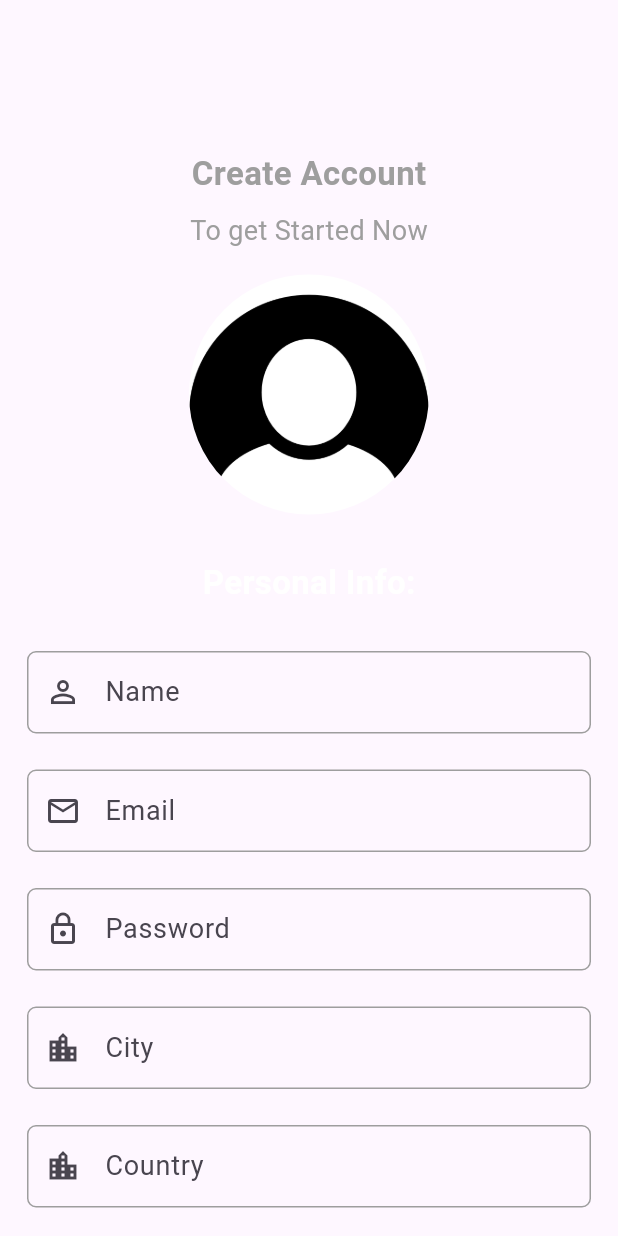
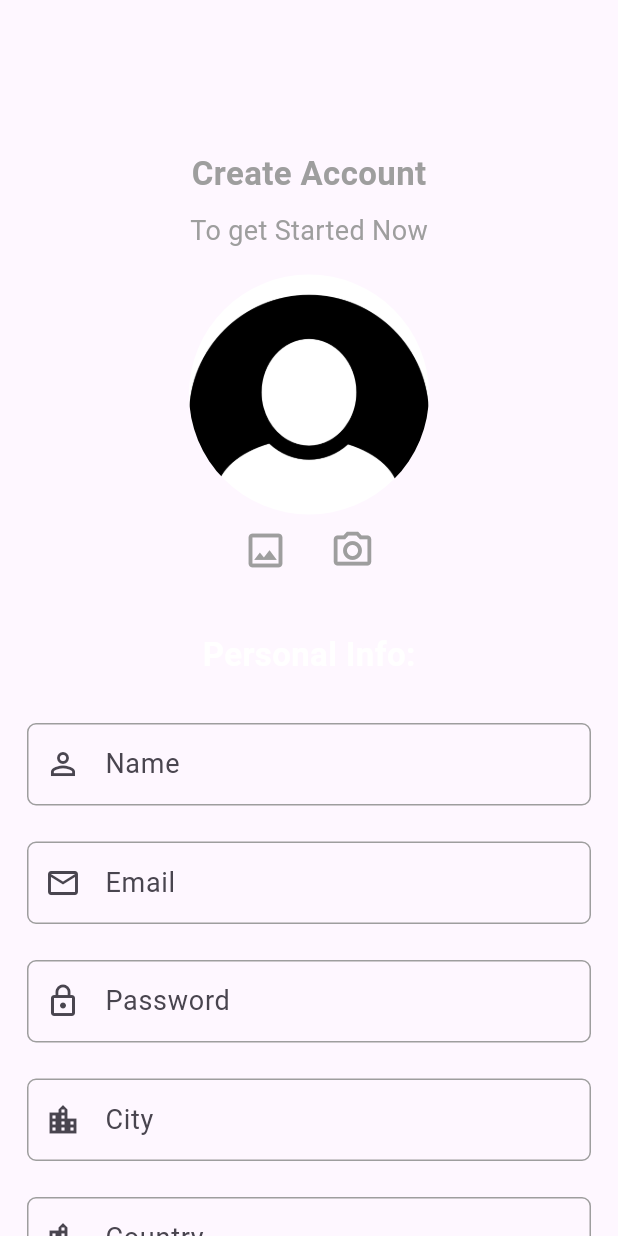
Before and after one commit to Shivamshekharpatil/finalyearproject, a Flutter app: the RegistrationScreen screen opened directly, on a phone screen of 412 x 824 dp. Run offline on Flutter 3.47's test engine with Material 3 defaults, Android fonts, the phone set to English and light mode, and no system bars; our stand-ins replace get, image_picker, lottie.

Commit message:
Made changes to registration page like adding controllers to it sizing, centre and making them functional.

```diff
--- a/lib/authenticationScreen/registration_screen.dart
+++ b/lib/authenticationScreen/registration_screen.dart
@@ -1,4 +1,7 @@
 
+import 'dart:io';
+
+import 'package:finalyearproject/controllers/authentication_controller.dart';
 import 'package:flutter/cupertino.dart';
 import 'package:flutter/material.dart';
 import 'package:get/get.dart';
@@ -31,6 +34,8 @@ class _RegistrationScreenState extends State<RegistrationScreen>
   TextEditingController educationTextEditingController = TextEditingController();
 
   bool showProgressBar = false;
+
+  var authenticationController = AuthenticationController.authController;
 
   @override
   Widget build(BuildContext context)
@@ -71,18 +76,69 @@ class _RegistrationScreenState extends State<RegistrationScreen>
               ),
 
               //choose image circle avatar
-              GestureDetector(
-                onTap: ()
-                {
+              authenticationController.imageFile == null ?
+              const CircleAvatar(
+                radius: 80,
+                backgroundImage: AssetImage(
+                    "asset/image/profile.png"
+                ),
+                backgroundColor: Colors.white,
+              ) :
+              Container(
+                width: 180,
+                height: 180,
+                decoration: BoxDecoration(
+                  shape: BoxShape.circle,
+                  color: Colors.grey,
+                  image: DecorationImage(
+                    fit: BoxFit.fitHeight,
+                    image: FileImage(
+                      File(
+                        authenticationController.imageFile!.path,
+                      ),
+                    ),
+                  ),
+                ),
+              ),
 
-                },
-                child: const CircleAvatar(
-                  radius: 80,
-                  backgroundImage: AssetImage(
-                      "asset/image/profile.png"
+              Row(
+                mainAxisAlignment: MainAxisAlignment.center,
+                children: [
+
+                  IconButton(
+                      onPressed: () async
+                      {
+                       await authenticationController.pickImageFileFromGallery();
+
+                       setState(() {
+                         authenticationController.imageFile;
+                       });
+                      }, icon: const Icon(
+                    Icons.image_outlined,
+                    color: Colors.grey,
+                    size: 30,
                   ),
-                  backgroundColor: Colors.white,
-                ),
+                  ),
+
+                  const SizedBox(
+                    width: 10,
+                  ),
+
+                  IconButton(
+                    onPressed: () async
+                    {
+                      await authenticationController.captureImageFromPhoneCamera();
+
+                      setState(() {
+                        authenticationController.imageFile;
+                      });
+                    }, icon: const Icon(
+                    Icons.camera_alt_outlined,
+                    color: Colors.grey,
+                    size: 30,
+                  ),
+                  ),
+                ],
               ),
 
               const SizedBox(
```
